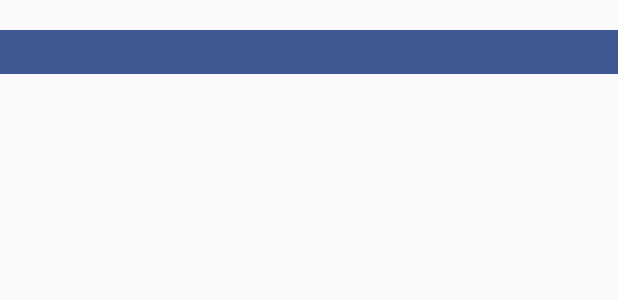
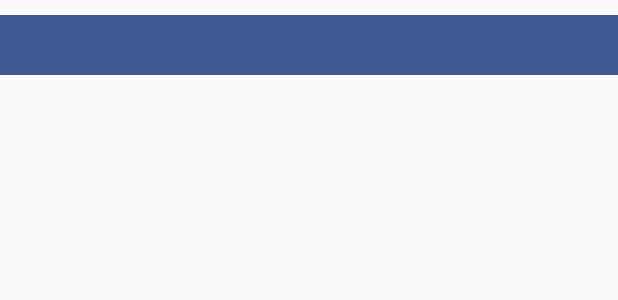
Before and after one commit to mfernandmx/MyBrotherhoodApp, an Android app: the layout item_latest.xml on its own in the app's theme, with its tools: preview values and no code run, on a phone screen of 412 x 824 dp. Shown: the top 300 px of the screen. Run offline under Robolectric (Android 15) with nearby library versions, the light colour scheme and no system bars.

Commit message:
Changed launcher icon/navigation drawer icon. Changed appearance of latest fragment.

```diff
--- a/app/src/main/AndroidManifest.xml
+++ b/app/src/main/AndroidManifest.xml
@@ -7,7 +7,7 @@
 
     <application
         android:allowBackup="true"
-        android:icon="@mipmap/ic_launcher"
+        android:icon="@mipmap/ic_holyweek"
         android:label="@string/app_name"
         android:supportsRtl="true"
         android:theme="@style/AppTheme">
--- a/app/src/main/res/layout/item_latest.xml
+++ b/app/src/main/res/layout/item_latest.xml
@@ -12,7 +12,8 @@
         android:layout_alignParentTop="true"
         android:textColor="@color/unselected_text_color"
         android:background="@color/colorPrimary"
-        android:layout_marginTop="20dp"
+        android:layout_marginTop="10dp"
+        android:padding="5dp"
         android:textAppearance="?android:attr/textAppearanceLarge" >
     </TextView>
 </RelativeLayout>
--- a/app/src/main/res/layout/nav_header_main.xml
+++ b/app/src/main/res/layout/nav_header_main.xml
@@ -17,7 +17,7 @@
         android:layout_width="wrap_content"
         android:layout_height="wrap_content"
         android:paddingTop="@dimen/nav_header_vertical_spacing"
-        app:srcCompat="@android:drawable/sym_def_app_icon" />
+        app:srcCompat="@mipmap/ic_holyweek" />
 
     <TextView
         android:layout_width="match_parent"
--- a/app/src/main/res/layout/recycler_view.xml
+++ b/app/src/main/res/layout/recycler_view.xml
@@ -6,7 +6,8 @@
     android:paddingLeft="@dimen/activity_horizontal_margin"
     android:paddingRight="@dimen/activity_horizontal_margin"
     android:paddingTop="@dimen/activity_vertical_margin"
-    android:orientation="vertical">
+    android:orientation="vertical"
+    android:background="@color/colorPrimaryDark">
 
     <android.support.v7.widget.RecyclerView
         android:id="@+id/recyclerView"
```
Also changed, not shown: app/src/main/java/com/example/marcos/mybrotherhoodapp/fragments/LatestFragment.java (line endings or trailing spaces).
